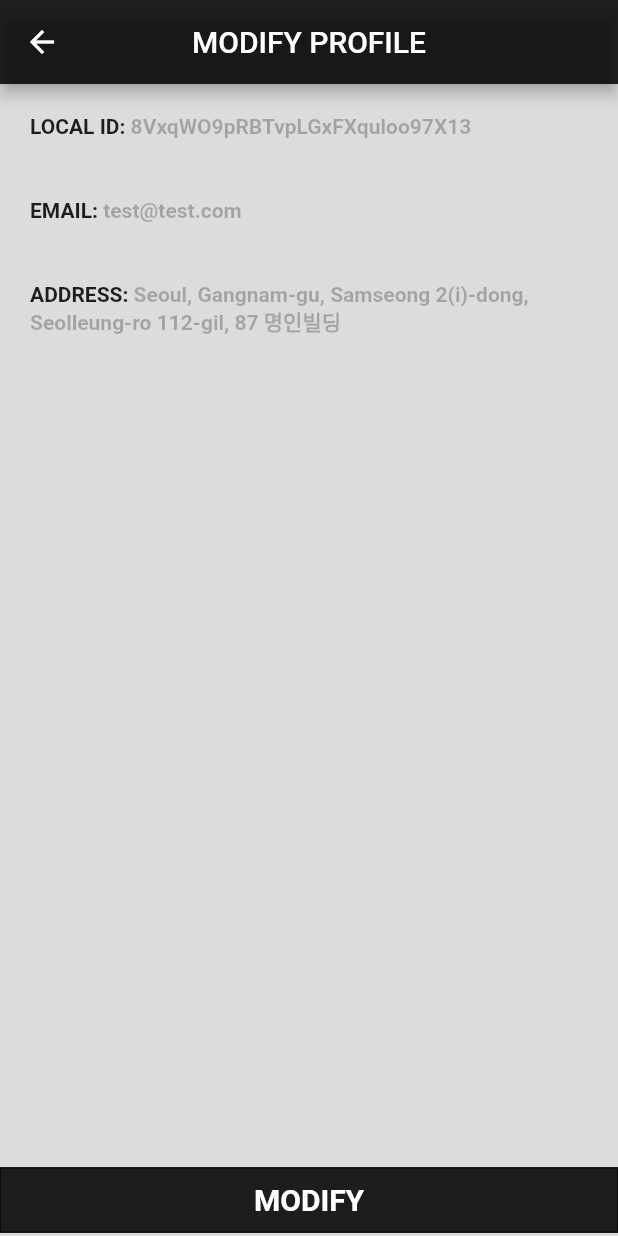
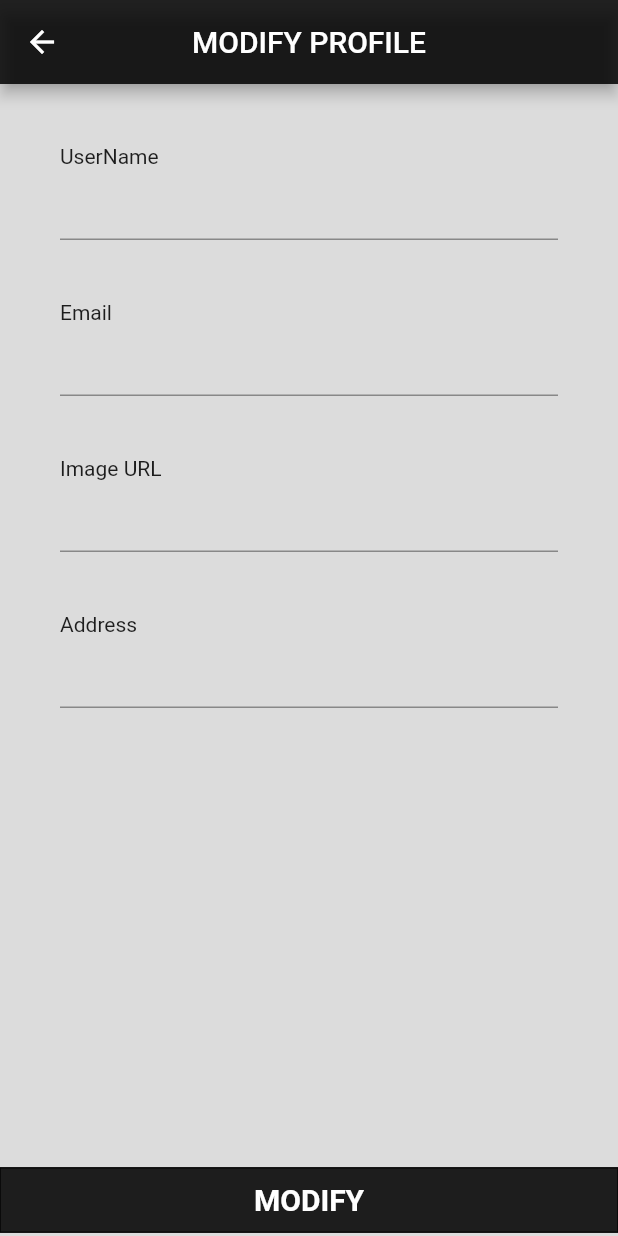
Before and after one commit to GeonwooVincentKim/New_Flutter_Several_Function, a Flutter app: the ModifyProfile screen opened by its route, on a phone screen of 412 x 824 dp. Run offline on Flutter 3.47's test engine with Material 2 defaults, Android fonts, the phone set to English and light mode, and no system bars; accounts and stored records are empty; Roboto replaces fonts that are missing (icomoon).

```diff
--- a/lib/Provider/provider.dart
+++ b/lib/Provider/provider.dart
@@ -7,6 +7,7 @@ class GameProvider with ChangeNotifier{
   List<Game> _gameItems = DUMMY_GAMES;
   List<Game> _userItems = [];
   Game _selectedGame;
+  List<String> a = [];
 
   List<Game> get gameItems {
     return [..._gameItems];
--- a/lib/app_screens/Details.dart
+++ b/lib/app_screens/Details.dart
@@ -190,7 +190,7 @@ class _DetailPageState extends State<DetailPage> {
                           borderSide: BorderSide(color: Colors.black87, width: 1.5),
                         ),
                         hintText: '10%'),
-                    controller: _procedureController,
+                    // controller: _procedureController,
                     keyboardType: TextInputType.number,
                     onSaved: (progression) {
                       print('progression');
--- a/lib/app_screens/app_attributes/ModifyProfile.dart
+++ b/lib/app_screens/app_attributes/ModifyProfile.dart
@@ -1,6 +1,8 @@
 import 'package:flutter/material.dart';
+import 'package:flutter_app/model/game/Users.dart';
 import 'package:flutter_app/shared/style.dart';
 import 'package:flutter_app/widgets/Commons/details_form.dart';
+import 'package:flutter_app/widgets/DetailsPage/label.dart';
 
 
 class ModifyProfile extends StatefulWidget {
@@ -9,7 +11,9 @@ class ModifyProfile extends StatefulWidget {
 }
 
 class _ModifyProfileState extends State<ModifyProfile> {
-  final _formKey = GlobalKey<FormState>();
+  final _formModifyKey = GlobalKey<FormState>();
+  User user;
+
 
   Widget _buildModifyAppBar(){
     return AppBar(
@@ -29,9 +33,25 @@ class _ModifyProfileState extends State<ModifyProfile> {
         overflow: Overflow.visible,
         children: [
           Padding(
-            padding: EdgeInsets.symmetric(vertical: defaultPadding, horizontal: defaultPadding),
+            // padding: EdgeInsets.symmetric(vertical: defaultPadding, horizontal: defaultPadding),
+            padding: EdgeInsets.all(defaultPadding * 2),
             child: SingleChildScrollView(
-              child: _buildProfileInfo(),
+              child: Form(
+                key: _formModifyKey,
+                child: Column(
+                  crossAxisAlignment: CrossAxisAlignment.start,
+                  children: [
+                    Label(label: "UserName"),
+                    _buildModifyText(),
+                    Label(label: "Email"),
+                    _buildModifyText(),
+                    Label(label: "Image URL"),
+                    _buildModifyText(),
+                    Label(label: "Address"),
+                    _buildModifyText(),
+                  ],
+                )
+              )
             )
           ),
           _buildModifyForm(),
@@ -48,6 +68,20 @@ class _ModifyProfileState extends State<ModifyProfile> {
     );
   }
 
+  Widget _buildModifyText(){
+    return Column(
+      children: <Widget>[
+        TextFormField(
+          validator: (value){
+            if(value.isEmpty) {return 'Please enter some text';}
+            return null;
+          }
+        ),
+        SizedBox(height: defaultPadding * 2),
+      ],
+    );
+  }
+
   Widget _buildModifyForm(){
     return Positioned(
       bottom: 0,
@@ -61,9 +95,7 @@ class _ModifyProfileState extends State<ModifyProfile> {
           padding: EdgeInsets.all(defaultPadding / 2),
           child: Text("MODIFY", style: settingsMainFont),
         ),
-        onPressed: () {
-          Navigator.pushNamed(context, "/settings");
-        },
+        onPressed: () => _submitForm(context)
       ),
     );
   }
@@ -90,4 +122,9 @@ class _ModifyProfileState extends State<ModifyProfile> {
       ]
     );
   }
+
+  void _submitForm(BuildContext context){
+    if(!_formModifyKey.currentState.validate()) return;
+    _formModifyKey.currentState.save();
+  }
 }
--- a/lib/main.dart
+++ b/lib/main.dart
@@ -5,7 +5,7 @@ import 'package:flutter_app/app_screens/Discover.dart';
 import 'package:flutter_app/app_screens/MyFavorites.dart';
 import 'package:flutter_app/app_screens/Settings.dart';
 import 'package:flutter_app/app_screens/app_attributes/ModifyProfile.dart';
-import 'package:flutter_app/data/product_store.dart';
+import 'package:flutter_app/Provider/product_store.dart';
 import 'package:provider/provider.dart';
 import 'app_screens/PageList.dart';
 
--- /dev/null
+++ b/lib/model/game/Users.dart
@@ -0,0 +1,31 @@
+import 'package:flutter/material.dart';
+
+
+class User{
+  final String id;
+  final String userName;
+  final String email;
+  // final String photoURL;
+  List<String> photoURL;
+  final String userAddress;
+
+  User({
+    this.id,
+    // @required this.id
+    @required this.userName,
+    @required this.email,
+    @required this.photoURL,
+    @required this.userAddress
+  });
+
+  factory User.from(User user){
+    return User(
+      id: user.id ?? '',
+      userName: user.userName ?? '',
+      email: user.email ?? '',
+      // photoURL: user.photoURL ?? [],
+      photoURL: user.photoURL ?? '',
+      userAddress: user.userAddress ?? '',
+    );
+  }
+}
--- a/lib/widgets/DetailsPage/label.dart
+++ b/lib/widgets/DetailsPage/label.dart
@@ -10,6 +10,6 @@ class Label extends StatelessWidget {
 
   @override
   Widget build(BuildContext context) {
-    return Text(label.toUpperCase(), style: TextStyle(color: labelColor),);
+    return Text(label, style: TextStyle(color: labelColor),);
   }
 }
```
Also changed, not shown: lib/Provider/users.dart (added, +8 -0 lines), lib/Provider/product_store.dart (renamed from lib/data/product_store.dart).
